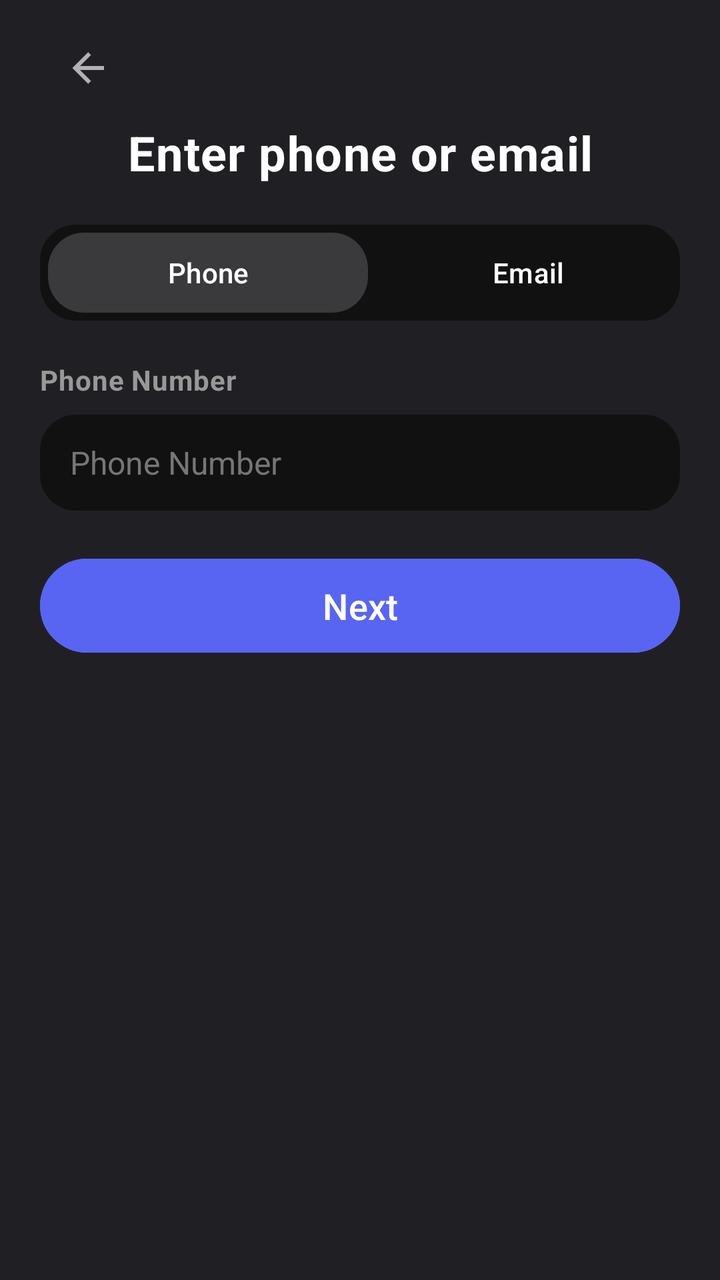
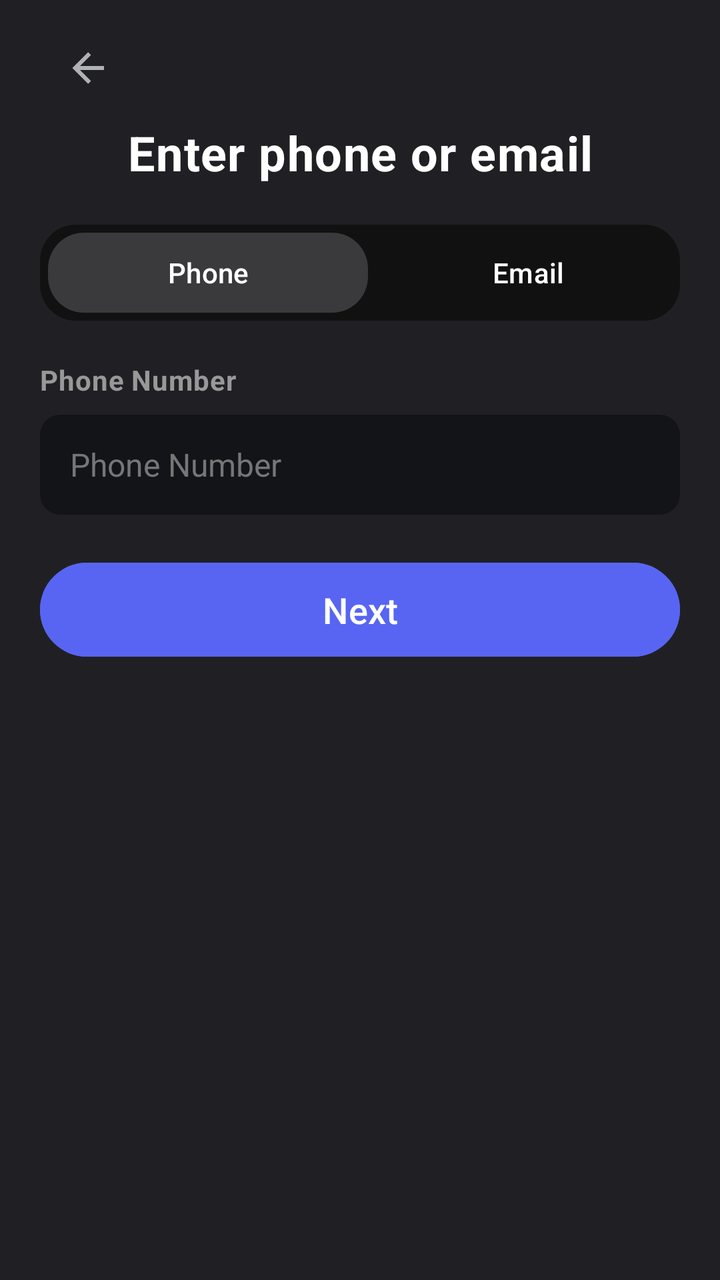

Compare the two renders of this Android layout. The source of the first and the diff that turns it into the second are given below.
<!-- AndroidManifest.xml: application theme Theme.Doscord -->
<!-- res/layout/activity_register.xml -->
<?xml version="1.0" encoding="utf-8"?>
<androidx.constraintlayout.widget.ConstraintLayout xmlns:android="http://schemas.android.com/apk/res/android"
    xmlns:app="http://schemas.android.com/apk/res-auto"
    xmlns:tools="http://schemas.android.com/tools"
    android:id="@+id/main"
    android:layout_width="match_parent"
    android:layout_height="match_parent"
    android:background="@color/bgGray"
    tools:context=".activities.menu.RegisterActivity">

    <TextView
        android:id="@+id/regServerWarning"
        android:layout_width="0dp"
        android:layout_height="wrap_content"
        android:layout_marginStart="20dp"
        android:layout_marginTop="7dp"
        android:layout_marginEnd="20dp"
        android:letterSpacing="0.02"
        android:text="@string/server_error_check_your_network_connection_and_try_again"
        android:textColor="@color/red"
        android:textSize="12sp"
        android:textStyle="bold"
        android:visibility="gone"
        app:layout_constraintEnd_toEndOf="parent"
        app:layout_constraintStart_toStartOf="parent"
        app:layout_constraintTop_toBottomOf="@id/regWarning" />

    <ImageButton
        android:id="@+id/backBtn"
        android:layout_width="48dp"
        android:layout_height="48dp"
        android:layout_marginStart="20dp"
        android:layout_marginTop="10dp"
        android:background="@android:color/transparent"
        android:contentDescription="@string/back"
        android:onClick="finish"
        android:padding="12dp"
        android:scaleType="centerInside"
        app:layout_constraintStart_toStartOf="parent"
        app:layout_constraintTop_toTopOf="parent"
        app:srcCompat="@drawable/back_arrow"
        app:tint="@color/textGray" />

    <TextView
        android:id="@+id/regTitle"
        android:layout_width="wrap_content"
        android:layout_height="wrap_content"
        android:layout_marginTop="60dp"
        android:gravity="center"
        android:letterSpacing="0.02"
        android:text="@string/phoneOrMail"
        android:textColor="#FFFFFF"
        android:textSize="24sp"
        android:textStyle="bold"
        app:layout_constraintEnd_toEndOf="parent"
        app:layout_constraintStart_toStartOf="parent"
        app:layout_constraintTop_toTopOf="parent" />

    <FrameLayout
        android:id="@+id/regBar"
        android:layout_width="0dp"
        android:layout_height="48dp"
        android:layout_marginStart="20dp"
        android:layout_marginTop="20dp"
        android:layout_marginEnd="20dp"
        android:background="@drawable/input_background"
        android:clipChildren="false"
        android:clipToPadding="false"
        app:layout_constraintEnd_toEndOf="parent"
        app:layout_constraintStart_toStartOf="parent"
        app:layout_constraintTop_toBottomOf="@+id/regTitle">

        <View
            android:id="@+id/regSelector"
            android:layout_width="160dp"
            android:layout_height="match_parent"
            android:layout_gravity="start"
            android:layout_margin="4dp"
            android:background="@drawable/bg_gray_rounded" />

        <LinearLayout
            android:id="@+id/regBtnContainer"
            style="?android:attr/buttonBarStyle"
            android:layout_width="match_parent"
            android:layout_height="match_parent"
            android:orientation="horizontal">

            <Button
                android:id="@+id/regPhoneBtn"
                style="?android:attr/buttonBarButtonStyle"
                android:layout_width="0dp"
                android:layout_height="match_parent"
                android:layout_weight="1"
                android:background="@android:color/transparent"
                android:gravity="center"
                android:text="@string/phone"
                android:textAllCaps="false"
                android:textColor="#FFFFFF" />

            <Button
                android:id="@+id/regEmailBtn"
                style="?android:attr/buttonBarButtonStyle"
                android:layout_width="0dp"
                android:layout_height="match_parent"
                android:layout_weight="1"
                android:background="@android:color/transparent"
                android:gravity="center"
                android:text="@string/email"
                android:textAllCaps="false"
                android:textColor="#FFFFFF" />

        </LinearLayout>
    </FrameLayout>

    <TextView
        android:id="@+id/regLabel"
        android:layout_width="200dp"
        android:layout_height="22dp"
        android:layout_marginStart="20dp"
        android:layout_marginTop="20dp"
        android:letterSpacing="0.02"
        android:text="@string/phone_number"
        android:textColor="@color/labelGray"
        android:textStyle="bold"
        app:layout_constraintStart_toStartOf="parent"
        app:layout_constraintTop_toBottomOf="@+id/regBar" />

    <EditText
        android:id="@+id/regIdentifierInput"
        android:layout_width="0dp"
        android:layout_height="48dp"
        android:layout_marginStart="20dp"
        android:layout_marginTop="5dp"
        android:layout_marginEnd="20dp"
        android:autofillHints="email, phone_number"
        android:background="@drawable/input_background"
        android:hint="@string/phone_number"
        android:inputType="phone"
        android:paddingLeft="15dp"
        android:paddingRight="15dp"
        android:textColor="#FFFFFF"
        android:textColorHint="#767676"
        android:textSize="16sp"
        app:layout_constraintEnd_toEndOf="parent"
        app:layout_constraintStart_toStartOf="parent"
        app:layout_constraintTop_toBottomOf="@+id/regLabel"
        tools:ignore="TextFields" />

    <FrameLayout
        android:id="@+id/regNextBtnContainer"
        android:layout_width="0dp"
        android:layout_height="55dp"
        android:layout_marginStart="20dp"
        android:layout_marginTop="20dp"
        android:layout_marginEnd="20dp"
        app:layout_constraintEnd_toEndOf="parent"
        app:layout_constraintStart_toStartOf="parent"
        app:layout_constraintTop_toBottomOf="@id/regIdentifierInput">

        <Button
            android:id="@+id/regNextBtn"
            android:layout_width="match_parent"
            android:layout_height="match_parent"
            android:backgroundTint="#5865f2"
            android:onClick="openRegDisplayActivity"
            android:text="@string/next"
            android:textColor="@color/white"
            android:textSize="18sp" />

        <com.airbnb.lottie.LottieAnimationView
            android:id="@+id/lottieAnim"
            android:layout_width="match_parent"
            android:layout_height="150dp"
            android:layout_gravity="center"
            android:visibility="gone"
            app:layout_constraintBottom_toBottomOf="parent"
            app:layout_constraintEnd_toEndOf="parent"
            app:layout_constraintStart_toStartOf="parent"
            app:layout_constraintTop_toTopOf="parent"
            app:lottie_autoPlay="true"
            app:lottie_loop="true"
            app:lottie_rawRes="@raw/white_loading" />

    </FrameLayout>

    <TextView
        android:id="@+id/regWarning"
        android:layout_width="369dp"
        android:layout_height="wrap_content"
        android:layout_marginStart="20dp"
        android:layout_marginTop="7dp"
        android:layout_marginEnd="20dp"
        android:letterSpacing="0.02"
        android:text="Unable to register using phone number. Please register with an e-mail address."
        android:textColor="#D37070"
        android:textSize="12sp"
        android:textStyle="bold"
        android:visibility="gone"
        app:layout_constraintEnd_toEndOf="parent"
        app:layout_constraintStart_toStartOf="parent"
        app:layout_constraintTop_toBottomOf="@id/regNextBtnContainer" />

</androidx.constraintlayout.widget.ConstraintLayout>
<!-- resources referenced by this layout -->
<resources>
  <color name="bgGray">#202024</color>
  <color name="labelGray">#999898</color>
  <color name="red">#FA777B</color>
  <color name="textGray">#b1b2b8</color>
  <color name="white">#FFFFFFFF</color>
  <!-- drawable back_arrow (drawable) -->
  <vector xmlns:android="http://schemas.android.com/apk/res/android"
      android:width="80dp"
      android:height="80dp"
      android:viewportWidth="80"
      android:viewportHeight="80">
    <path
        android:pathData="M66.667,36.667V43.333L26.667,43.333L45,61.667L40.267,66.4L13.867,40L40.267,13.6L45,18.333L26.667,36.667L66.667,36.667Z"
        android:fillColor="#ABABAB"/>
  </vector>
  <!-- drawable bg_gray_rounded (drawable) -->
  <?xml version="1.0" encoding="utf-8"?>
  <shape xmlns:android="http://schemas.android.com/apk/res/android">
      <solid android:color="#3A3A3C"/> 
  
      <corners android:radius="18dp"/>
  </shape>
  <!-- drawable input_background (drawable) -->
  <?xml version="1.0" encoding="utf-8"?>
  <shape xmlns:android="http://schemas.android.com/apk/res/android"
      android:shape="rectangle">
  
      
      <solid android:color="#111111" />
  
      
      <corners android:radius="18dp" />
  
  </shape>
  <string name="back">Back</string>
  <string name="email">Email</string>
  <string name="next">Next</string>
  <string name="phone">Phone</string>
  <string name="phoneOrMail">Enter phone or email</string>
  <string name="phone_number">Phone Number</string>
  <string name="server_error_check_your_network_connection_and_try_again">Server Error! Check your network connection and try again.</string>
  <style name="Theme.Doscord" parent="Base.Theme.Doscord" />
  <style name="Base.Theme.Doscord" parent="Theme.Material3.DayNight.NoActionBar">
          
          
          <item name="colorOnSurface">#FFFFFF</item>
          <item name="android:textColorPrimary">#FFFFFF</item>
          <item name="android:datePickerDialogTheme">@style/MyDatePickerStyle</item>
      </style>
  <style name="MyDatePickerStyle" parent="Theme.AppCompat.Light.Dialog">
          <item name="colorAccent">@color/purple_500</item>
          <item name="android:windowBackground">@android:color/black</item>
          <item name="android:textColorPrimary">@android:color/white</item>
          <item name="android:textColorSecondary">@android:color/darker_gray</item>
      </style>
  <color name="purple_500">#6200EE</color>
</resources>

<!-- the commit's change to res/layout/activity_register.xml (unified diff, before → after) -->
@@ -125,26 +125,39 @@
         app:layout_constraintStart_toStartOf="parent"
         app:layout_constraintTop_toBottomOf="@+id/regBar" />
 
-    <EditText
-        android:id="@+id/regIdentifierInput"
-        android:layout_width="0dp"
-        android:layout_height="48dp"
+    <com.google.android.material.card.MaterialCardView
+        android:id="@+id/regIdentifierInputContainer"
+        android:layout_width="0dp"
+        android:layout_height="wrap_content"
         android:layout_marginStart="20dp"
         android:layout_marginTop="5dp"
         android:layout_marginEnd="20dp"
-        android:autofillHints="email, phone_number"
-        android:background="@drawable/input_background"
-        android:hint="@string/phone_number"
-        android:inputType="phone"
-        android:paddingLeft="15dp"
-        android:paddingRight="15dp"
-        android:textColor="#FFFFFF"
-        android:textColorHint="#767676"
-        android:textSize="16sp"
+        android:stateListAnimator="@null"
+        app:cardBackgroundColor="#131418"
+        app:cardCornerRadius="10dp"
+        app:cardElevation="0dp"
+        app:cardMaxElevation="0dp"
         app:layout_constraintEnd_toEndOf="parent"
         app:layout_constraintStart_toStartOf="parent"
         app:layout_constraintTop_toBottomOf="@+id/regLabel"
-        tools:ignore="TextFields" />
+        app:strokeWidth="0dp">
+
+        <EditText
+            android:id="@+id/regIdentifierInput"
+            android:layout_width="match_parent"
+            android:layout_height="50dp"
+            android:autofillHints="email, phone_number"
+            android:background="@null"
+            android:hint="@string/phone_number"
+            android:inputType="phone"
+            android:paddingStart="15dp"
+            android:paddingEnd="15dp"
+            android:textColor="#FFFFFF"
+            android:textColorHint="#767676"
+            android:textSize="16sp"
+            tools:ignore="TextFields" />
+
+    </com.google.android.material.card.MaterialCardView>
 
     <FrameLayout
         android:id="@+id/regNextBtnContainer"
@@ -155,7 +168,7 @@
         android:layout_marginEnd="20dp"
         app:layout_constraintEnd_toEndOf="parent"
         app:layout_constraintStart_toStartOf="parent"
-        app:layout_constraintTop_toBottomOf="@id/regIdentifierInput">
+        app:layout_constraintTop_toBottomOf="@id/regIdentifierInputContainer">
 
         <Button
             android:id="@+id/regNextBtn"
